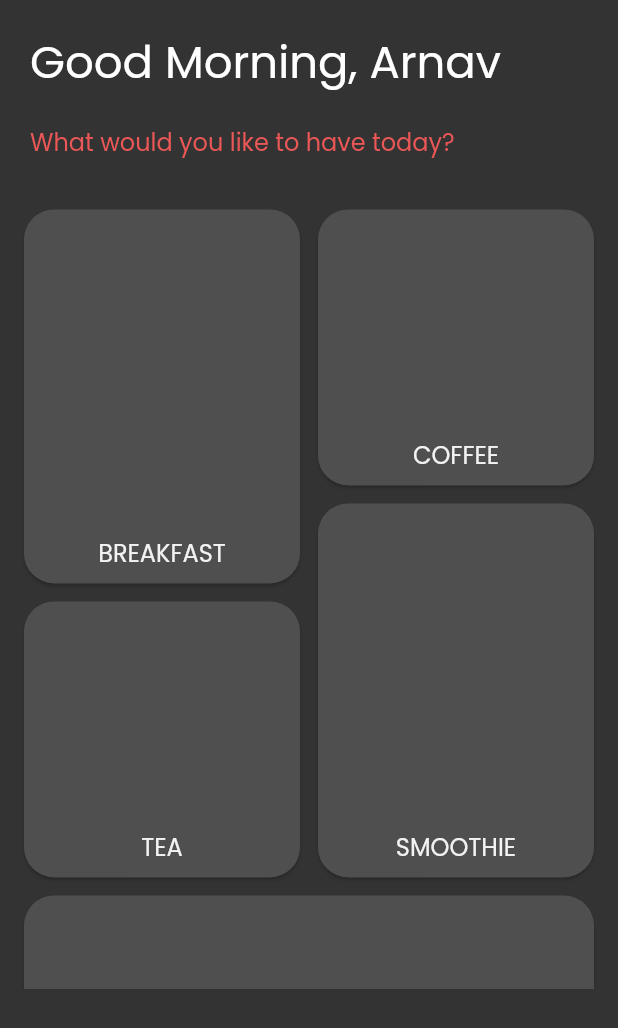
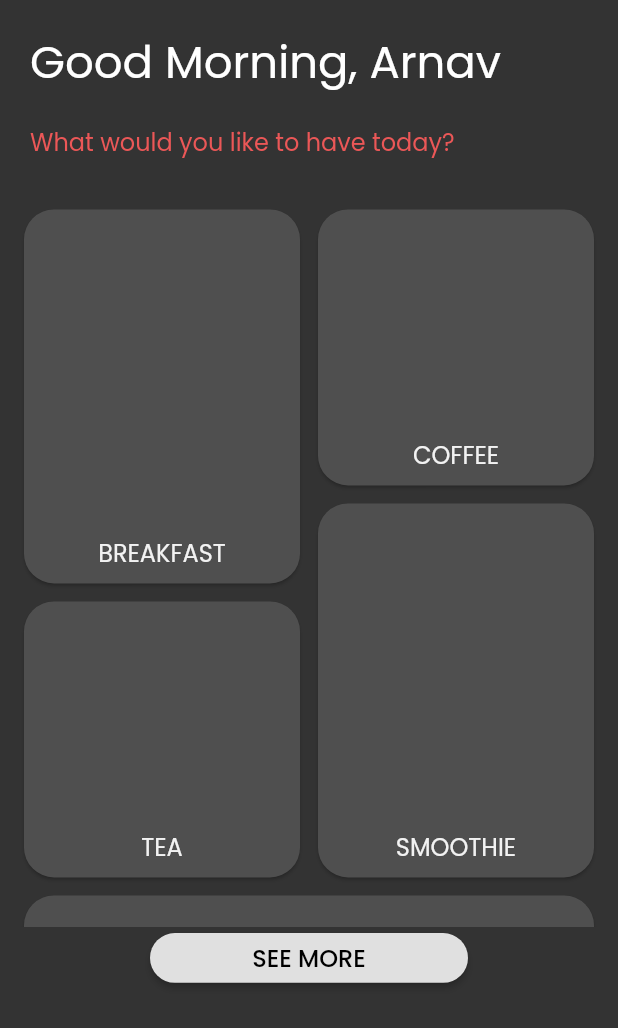
Before and after one commit to codenameakshay/cofista-ui, a Flutter app: the screen it shows after launch, on a phone screen of 412 x 824 dp. Shown: the top 1028 px of the screen. Run offline on Flutter 3.47's test engine with Material 2 defaults, Android fonts, the phone set to English and light mode, and no system bars; our stand-ins replace font_awesome_flutter, google_fonts.

Commit message:
added see more button

```diff
--- a/lib/screens/homescreen.dart
+++ b/lib/screens/homescreen.dart
@@ -67,7 +67,7 @@ class _HomeScreenState extends State<HomeScreen> {
               ),
             ),
             Expanded(
-                flex: 13,
+                flex: 12,
                 child: Container(
                   child: StaggeredGridView.count(
                     crossAxisCount: 6,
@@ -77,6 +77,25 @@ class _HomeScreenState extends State<HomeScreen> {
                     mainAxisSpacing: 4,
                     padding: EdgeInsets.all(12),
                   ),
+                )),
+            Expanded(
+                flex: 1,
+                child: Row(
+                  children: [
+                    Expanded(
+                      child: Padding(
+                        padding: const EdgeInsets.symmetric(
+                            vertical: 4, horizontal: 100),
+                        child: RaisedButton(
+                          shape: StadiumBorder(),
+                          onPressed: () {},
+                          child: Text("SEE MORE",
+                              style: GoogleFonts.poppins(
+                                  fontSize: 16, color: Color(0xFF000000))),
+                        ),
+                      ),
+                    )
+                  ],
                 )),
             Expanded(flex: 4, child: Container()),
           ]),
```
